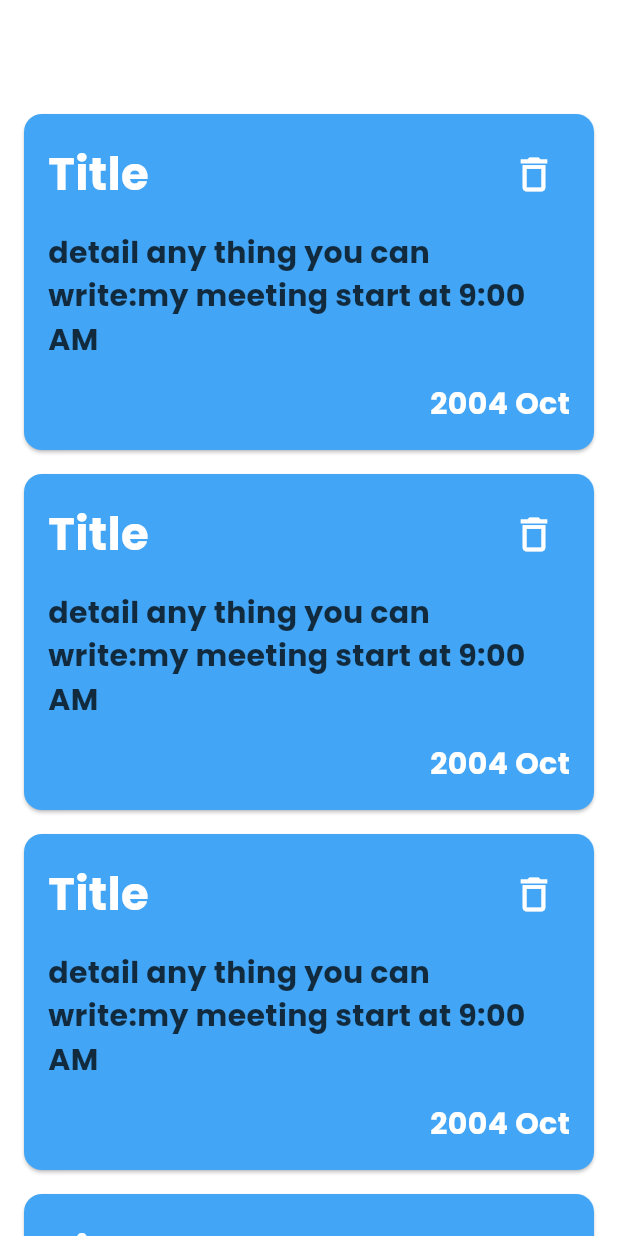
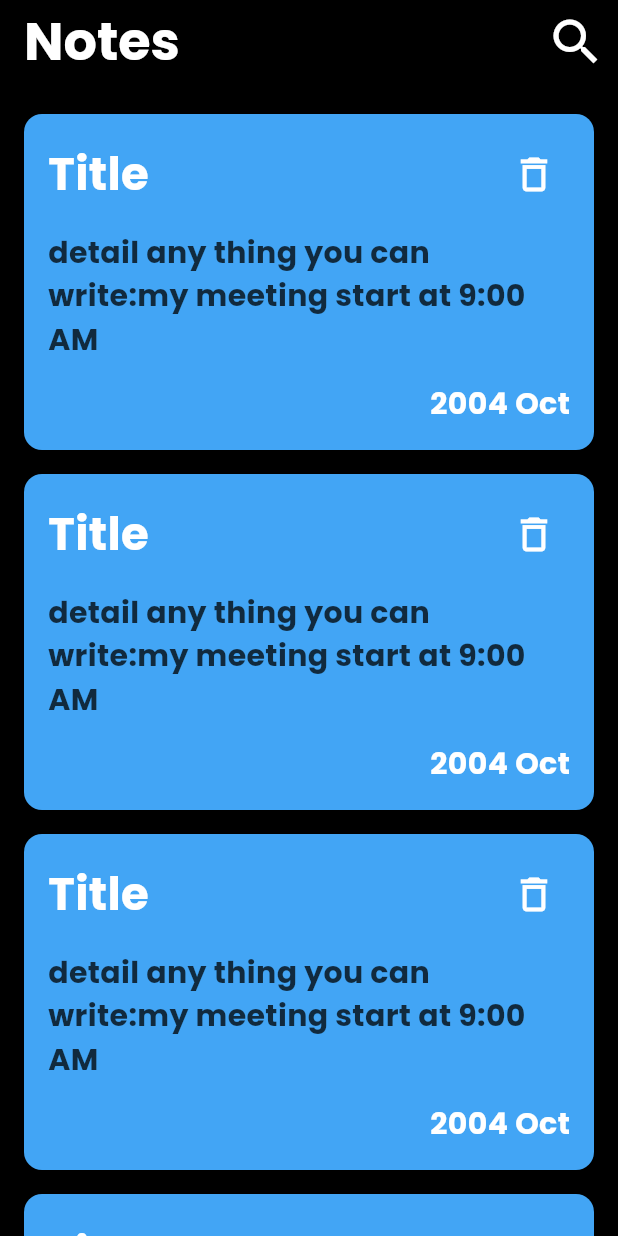
Before and after one commit to mohamedalsamrai/notes, a Flutter app: the screen it shows after launch, on a phone screen of 412 x 824 dp. Run offline on Flutter 3.47's test engine with Material 3 defaults, Android fonts, the phone set to English and light mode, and no system bars.

Commit message:
Designed app bar

```diff
--- a/lib/main.dart
+++ b/lib/main.dart
@@ -15,14 +15,33 @@ class Note extends StatelessWidget {
     return MaterialApp(
         theme: ThemeData(
           appBarTheme: const AppBarTheme(
-            backgroundColor: Colors.white,
+            backgroundColor: Colors.black,
             surfaceTintColor: Colors.white,
             shadowColor: Colors.black,
             elevation: 0,
           ),
-          scaffoldBackgroundColor: Colors.white,
+          scaffoldBackgroundColor: Colors.black,
         ),
         debugShowCheckedModeBanner: false,
-        home: Scaffold(appBar: AppBar(), body: NotesListview()));
+        home: Scaffold(
+            appBar: AppBar(
+                title: const Text(
+                  'Notes',
+                  style: TextStyle(
+                    fontFamily: 'Poppins',
+                    color: Colors.white,
+                    fontSize: 35,
+                  ),
+                ),
+                actions: [
+                  IconButton(
+                      icon: const Icon(
+                        Icons.search,
+                        color: Colors.white,
+                        size: 40,
+                      ),
+                      onPressed: () {})
+                ]),
+            body: NotesListview()));
   }
 }
```
